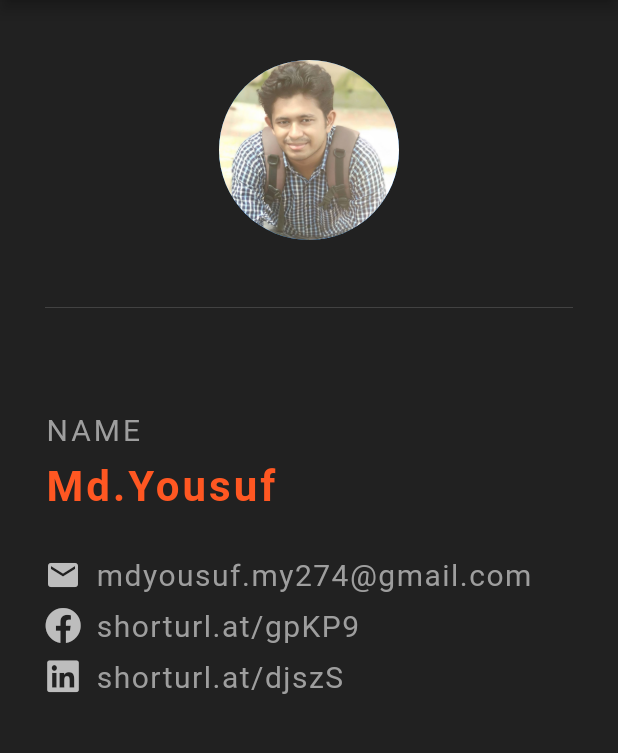
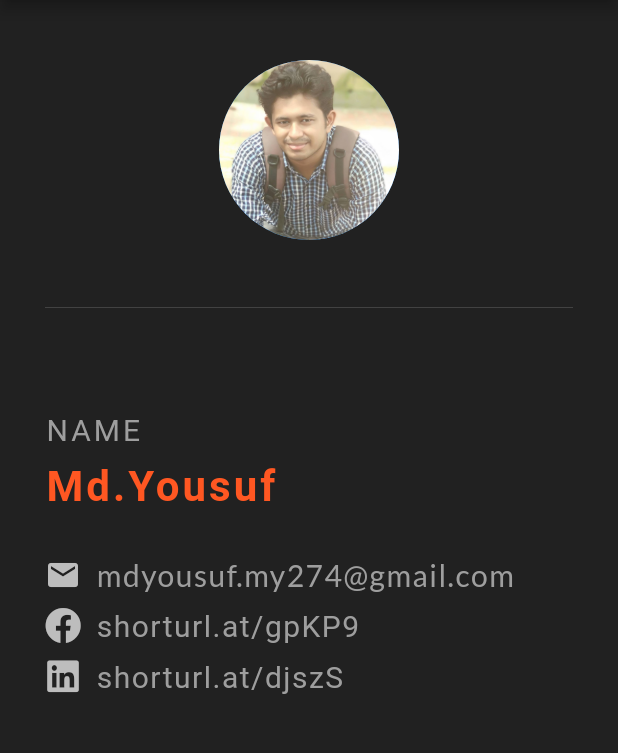
Before and after one commit to youusuf/My-Profile-Flutter, a Flutter app: the screen it shows after launch, on a phone screen of 412 x 824 dp, the part 84-837 px from its top. Run offline on Flutter 3.47's test engine with Material 2 defaults, Android fonts, the phone set to English and light mode, and no system bars; our stand-ins replace font_awesome_flutter, google_fonts.

Commit message:
use Google Font package

```diff
--- a/lib/main.dart
+++ b/lib/main.dart
@@ -1,6 +1,7 @@
 import 'package:flutter/cupertino.dart';
 import 'package:flutter/material.dart';
 import 'package:font_awesome_flutter/font_awesome_flutter.dart';
+import 'package:google_fonts/google_fonts.dart';
 
 void main(){
   runApp(MaterialApp(
@@ -62,11 +63,13 @@ class Home extends StatelessWidget {
                 SizedBox(width: 10.0),
                 Text(
                   'mdyousuf.my274@gmail.com',
-                  style: TextStyle(
+                  style: GoogleFonts.lato(
+                    textStyle: TextStyle(
                       letterSpacing: 1.0,
                       fontSize: 20.0,
                       color: Colors.grey
-                  ),
+                    )
+                 )
                 )
               ],
             ),
--- a/pubspec.yaml
+++ b/pubspec.yaml
@@ -29,6 +29,7 @@ dependencies:
   # The following adds the Cupertino Icons font to your application.
   # Use with the CupertinoIcons class for iOS style icons.
   cupertino_icons: ^1.0.1
+  google_fonts: ^2.1.0
 
 dev_dependencies:
   flutter_test:
```
Also changed, not shown: pubspec.lock.
